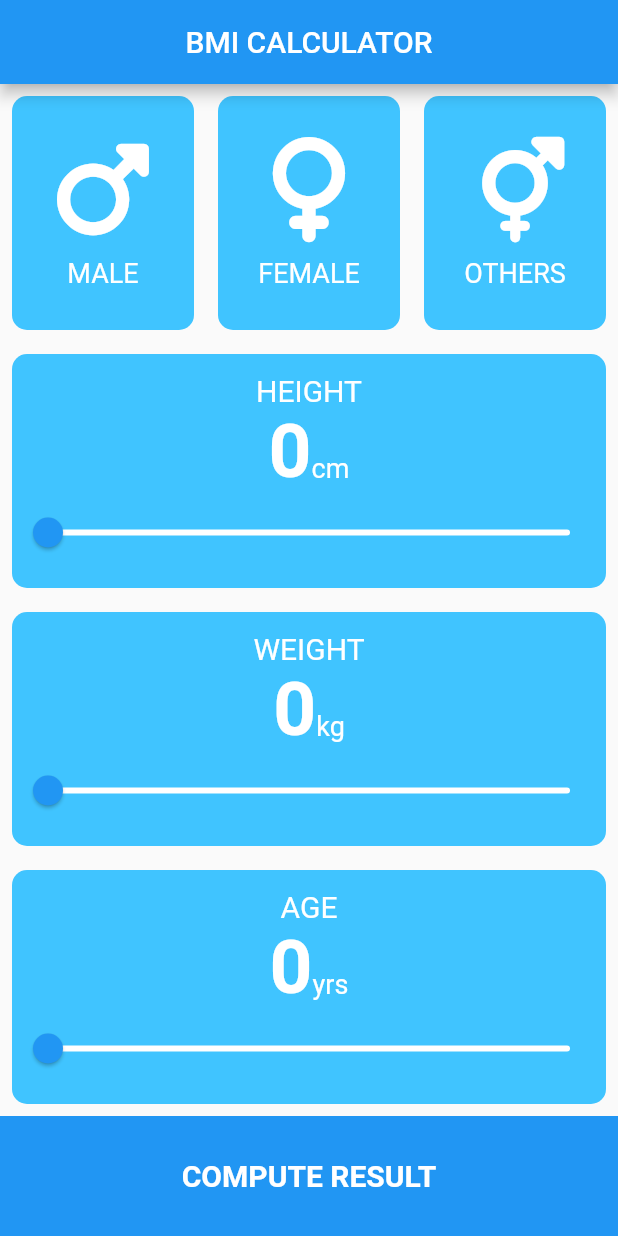
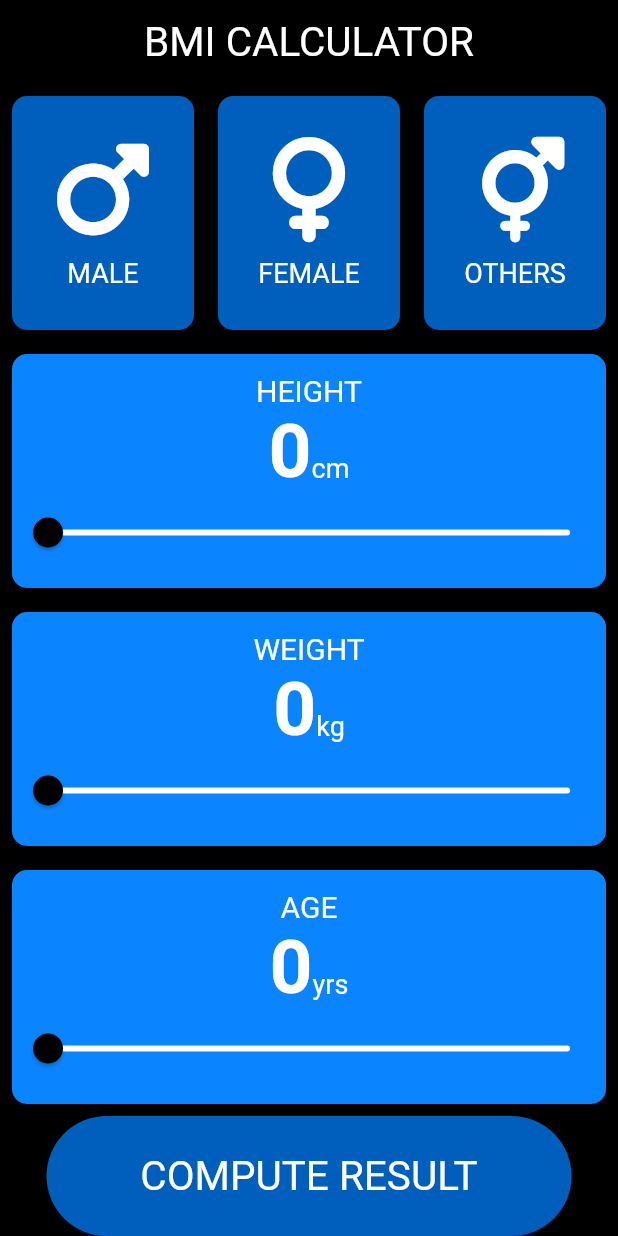
Before and after one commit to IshitaJalla/BMI_App, a Flutter app: the screen it shows after launch, on a phone screen of 412 x 824 dp. Run offline on Flutter 3.47's test engine with Material 2 defaults, Android fonts, the phone set to English and light mode, and no system bars; our stand-ins replace font_awesome_flutter.

Commit message:
front end

```diff
--- a/lib/input_details.dart
+++ b/lib/input_details.dart
@@ -19,9 +19,19 @@ class _InputDetailsState extends State<InputDetails> {
   @override
   Widget build(BuildContext context) {
     return Scaffold(
+      backgroundColor: Colors.black,
       appBar: AppBar(
-        title: const Text('BMI CALCULATOR'),
+        title: const Text(
+          'BMI CALCULATOR',
+          style: TextStyle(
+            fontWeight: FontWeight.w400,
+            color: Colors.white,
+            fontSize: 27,
+          ),
+        ),
+        elevation: 0,
         centerTitle: true,
+        backgroundColor: Colors.black,
       ),
       body: Column(
         children: [
@@ -40,8 +50,8 @@ class _InputDetailsState extends State<InputDetails> {
                       decoration: BoxDecoration(
                         borderRadius: BorderRadius.circular(10),
                         color: selectedCard == Gender.male
-                            ? Colors.cyan
-                            : Colors.lightBlueAccent,
+                            ? const Color(0xFF0A84FF)
+                            : const Color.fromARGB(255, 0, 94, 188),
                       ),
                       child: Column(
                         mainAxisAlignment: MainAxisAlignment.center,
@@ -78,8 +88,8 @@ class _InputDetailsState extends State<InputDetails> {
                       decoration: BoxDecoration(
                         borderRadius: BorderRadius.circular(10),
                         color: selectedCard == Gender.female
-                            ? Colors.cyan
-                            : Colors.lightBlueAccent,
+                            ? const Color(0xFF0A84FF)
+                            : const Color.fromARGB(255, 0, 94, 188),
                       ),
                       child: Column(
                         mainAxisAlignment: MainAxisAlignment.center,
@@ -116,8 +126,8 @@ class _InputDetailsState extends State<InputDetails> {
                       decoration: BoxDecoration(
                         borderRadius: BorderRadius.circular(10),
                         color: selectedCard == Gender.others
-                            ? Colors.cyan
-                            : Colors.lightBlueAccent,
+                            ? const Color(0xFF0A84FF)
+                            : const Color.fromARGB(255, 0, 94, 188),
                       ),
                       child: Column(
                         mainAxisAlignment: MainAxisAlignment.center,
@@ -154,7 +164,7 @@ class _InputDetailsState extends State<InputDetails> {
                     margin: const EdgeInsets.all(8),
                     decoration: BoxDecoration(
                       borderRadius: BorderRadius.circular(10),
-                      color: Colors.lightBlueAccent,
+                      color: const Color(0xFF0A84FF),
                     ),
                     child: Column(
                       mainAxisAlignment: MainAxisAlignment.center,
@@ -196,6 +206,7 @@ class _InputDetailsState extends State<InputDetails> {
                               sliderHeight = value.toInt();
                             });
                           },
+                          activeColor: Colors.black,
                           inactiveColor: Colors.white,
                         ),
                       ],
@@ -215,7 +226,7 @@ class _InputDetailsState extends State<InputDetails> {
                     margin: const EdgeInsets.all(8),
                     decoration: BoxDecoration(
                       borderRadius: BorderRadius.circular(10),
-                      color: Colors.lightBlueAccent,
+                      color: const Color(0xFF0A84FF),
                     ),
                     child: Column(
                       mainAxisAlignment: MainAxisAlignment.center,
@@ -257,6 +268,7 @@ class _InputDetailsState extends State<InputDetails> {
                               sliderWeight = value.toInt();
                             });
                           },
+                          activeColor: Colors.black,
                           inactiveColor: Colors.white,
                         ),
                       ],
@@ -276,7 +288,7 @@ class _InputDetailsState extends State<InputDetails> {
                     margin: const EdgeInsets.all(8),
                     decoration: BoxDecoration(
                       borderRadius: BorderRadius.circular(10),
-                      color: Colors.lightBlueAccent,
+                      color: const Color(0xFF0A84FF),
                     ),
                     child: Column(
                       mainAxisAlignment: MainAxisAlignment.center,
@@ -318,6 +330,7 @@ class _InputDetailsState extends State<InputDetails> {
                               sliderAge = value.toInt();
                             });
                           },
+                          activeColor: Colors.black,
                           inactiveColor: Colors.white,
                         ),
                       ],
@@ -339,16 +352,19 @@ class _InputDetailsState extends State<InputDetails> {
               );
             },
             child: Container(
-              color: Colors.blue,
               height: 80,
-              width: double.infinity,
+              width: 350,
+              decoration: BoxDecoration(
+                borderRadius: BorderRadius.circular(40),
+                color: const Color.fromARGB(255, 0, 94, 188),
+              ),
               child: const Center(
                 child: Text(
                   'COMPUTE RESULT',
                   style: TextStyle(
-                    fontWeight: FontWeight.bold,
+                    fontWeight: FontWeight.w400,
                     color: Colors.white,
-                    fontSize: 20,
+                    fontSize: 27,
                   ),
                 ),
               ),
--- a/lib/result_view.dart
+++ b/lib/result_view.dart
@@ -31,7 +31,7 @@ class _ResultViewState extends State<ResultView> {
         child: Column(
           mainAxisAlignment: MainAxisAlignment.center,
           children: [
-            Text(
+            const Text(
               'BMI RESULT',
               style: TextStyle(
                 fontSize: 30,
@@ -39,7 +39,7 @@ class _ResultViewState extends State<ResultView> {
             ),
             Text(
               '${bmiResult.toStringAsFixed(1)}',
-              style: TextStyle(fontSize: 40, color: Colors.blue),
+              style: const TextStyle(fontSize: 40, color: Colors.blue),
             ),
           ],
         ),
```
